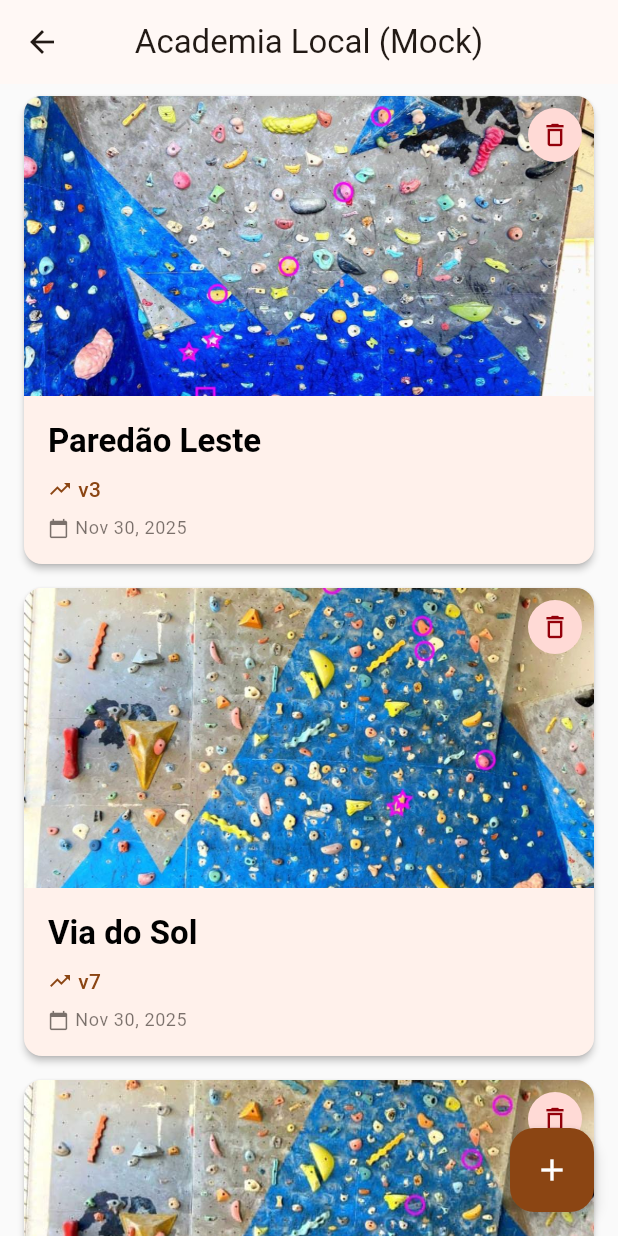
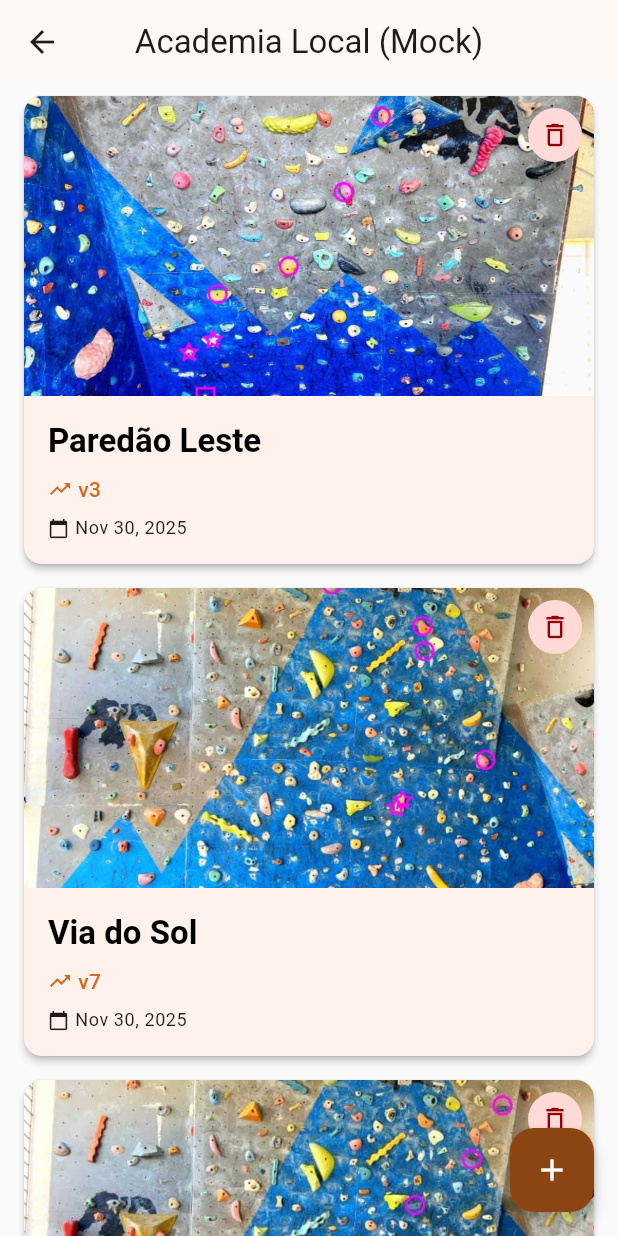
Before and after one commit to leodavidbr/Escala-mais, a Flutter app: the screen it shows after launch, after a tap on "Academia Local (Mock)", on a phone screen of 412 x 824 dp. Run offline on Flutter 3.47's test engine with Material 3 defaults, Android fonts, the phone set to English and light mode, and no system bars; our stand-ins replace flutter_riverpod, image_picker, sqflite; accounts and stored records are empty.

Commit message:
Refactor theme usage across screens and widgets for consistent color application

```diff
--- a/lib/screens/create_gym_screen.dart
+++ b/lib/screens/create_gym_screen.dart
@@ -1,6 +1,7 @@
 import 'package:flutter/material.dart';
 import 'package:flutter_riverpod/flutter_riverpod.dart';
 import '../l10n/app_localizations.dart';
+import '../theme/app_theme.dart';
 import '../providers/route_providers.dart';
 
 /// Screen for creating a new climbing gym.
@@ -42,7 +43,7 @@ class _CreateGymScreenState extends ConsumerState<CreateGymScreen> {
         ScaffoldMessenger.of(context).showSnackBar(
           SnackBar(
             content: Text(l10n.error(state.error!)),
-            backgroundColor: Colors.red,
+            backgroundColor: Theme.of(context).colorScheme.error,
           ),
         );
       } else {
@@ -50,7 +51,7 @@ class _CreateGymScreenState extends ConsumerState<CreateGymScreen> {
         ScaffoldMessenger.of(context).showSnackBar(
           SnackBar(
             content: Text(l10n.gymCreatedSuccessfully),
-            backgroundColor: Colors.green,
+            backgroundColor: Theme.of(context).colorScheme.success,
           ),
         );
         createGymNotifier.reset();
--- a/lib/screens/gym_list_screen.dart
+++ b/lib/screens/gym_list_screen.dart
@@ -3,6 +3,7 @@ import 'package:escala_mais/screens/settings_screen.dart';
 import 'package:flutter/material.dart';
 import 'package:flutter_riverpod/flutter_riverpod.dart';
 import '../l10n/app_localizations.dart';
+import '../theme/app_theme.dart';
 import '../providers/route_providers.dart';
 import 'create_gym_screen.dart';
 
@@ -37,7 +38,11 @@ class GymListScreen extends ConsumerWidget {
               child: Column(
                 mainAxisAlignment: MainAxisAlignment.center,
                 children: [
-                  const Icon(Icons.location_city, size: 64, color: Colors.grey),
+                  Icon(
+                    Icons.location_city,
+                    size: 64,
+                    color: Theme.of(context).colorScheme.placeholderIcon,
+                  ),
                   const SizedBox(height: 16),
                   Text(
                     l10n.noGymsYet,
@@ -169,7 +174,7 @@ class GymListScreen extends ConsumerWidget {
           ScaffoldMessenger.of(context).showSnackBar(
             SnackBar(
               content: Text(l10n.gymDeletedSuccessfully),
-              backgroundColor: Colors.green,
+              backgroundColor: Theme.of(context).colorScheme.success,
             ),
           );
         }
--- a/lib/screens/gym_route_list_screen.dart
+++ b/lib/screens/gym_route_list_screen.dart
@@ -1,6 +1,7 @@
 import 'package:flutter/material.dart';
 import 'package:flutter_riverpod/flutter_riverpod.dart';
 import '../l10n/app_localizations.dart';
+import '../theme/app_theme.dart';
 import '../providers/route_providers.dart';
 import '../widgets/route_card.dart';
 import 'create_route_screen.dart';
@@ -199,7 +200,7 @@ class GymRouteListScreen extends ConsumerWidget {
           ScaffoldMessenger.of(context).showSnackBar(
             SnackBar(
               content: Text(l10n.routeDeletedSuccessfully),
-              backgroundColor: Colors.green,
+              backgroundColor: Theme.of(context).colorScheme.success,
             ),
           );
         }
--- a/lib/theme/app_theme.dart
+++ b/lib/theme/app_theme.dart
@@ -1,4 +1,27 @@
 import 'package:flutter/material.dart';
+
+/// Extension to access custom colors from Theme
+extension AppColors on ColorScheme {
+  Color get success => brightness == Brightness.light
+      ? AppTheme.successColor
+      : AppTheme.successColorDark;
+
+  Color get onSuccess => brightness == Brightness.light
+      ? Colors.white
+      : Colors.black;
+
+  Color get warning => brightness == Brightness.light
+      ? AppTheme.warningColor
+      : AppTheme.warningColorDark;
+
+  Color get placeholder => brightness == Brightness.light
+      ? AppTheme.greyLight
+      : AppTheme.greyDark;
+
+  Color get placeholderIcon => brightness == Brightness.light
+      ? AppTheme.greyDark
+      : AppTheme.greyMedium;
+}
 
 /// App theme configuration with Material 3 design.
 class AppTheme {
@@ -8,6 +31,30 @@ class AppTheme {
   static const Color accentColor = Color(0xFFCD853F); // Peru
   static const Color backgroundColor = Color(0xFFFAFAFA);
   static const Color surfaceColor = Colors.white;
+
+  // Semantic colors for light theme
+  static const Color errorColor = Color(0xFFD32F2F); // Material red 700
+  static const Color successColor = Color(0xFF388E3C); // Material green 700
+  static const Color warningColor = Color(0xFFF57C00); // Material orange 700
+
+  // Semantic colors for dark theme
+  static const Color errorColorDark = Color(0xFFEF5350); // Material red 400
+  static const Color successColorDark = Color(0xFF66BB6A); // Material green 400
+  static const Color warningColorDark = Color(0xFFFF9800); // Material orange 400
+
+  // Neutral colors
+  static const Color greyLight = Color(0xFFEEEEEE); // Grey 200
+  static const Color greyMedium = Color(0xFFBDBDBD); // Grey 400
+  static const Color grey = Color(0xFF9E9E9E); // Grey 500
+  static const Color greyDark = Color(0xFF757575); // Grey 600
+  static const Color greyDarker = Color(0xFF424242); // Grey 800
+
+  // Special colors
+  static const Color white = Colors.white;
+  static const Color black = Colors.black;
+
+  // Dark mode background
+  static const Color darkBackground = Color(0xFF121212);
 
   /// Creates the light theme for the app.
   static ThemeData get lightTheme {
@@ -59,12 +106,14 @@ class AppTheme {
       primary: primaryColor,
       secondary: secondaryColor,
       tertiary: accentColor,
+      // surface: Color.fromARGB(255, 28, 20, 0)
+      surface: Color.fromARGB(255, 34, 28, 20)
     );
 
     return ThemeData(
       useMaterial3: true,
       colorScheme: colorScheme,
-      scaffoldBackgroundColor: const Color(0xFF121212),
+      scaffoldBackgroundColor: darkBackground,
       cardTheme: CardThemeData(
         elevation: 2,
         shape: RoundedRectangleBorder(
@@ -85,8 +134,8 @@ class AppTheme {
         fillColor: colorScheme.surface,
       ),
       floatingActionButtonTheme: FloatingActionButtonThemeData(
-        backgroundColor: colorScheme.primary,
-        foregroundColor: colorScheme.onPrimary,
+        backgroundColor: colorScheme.surface,
+        foregroundColor: colorScheme.onSurface,
         elevation: 4,
       ),
       typography: Typography.material2021(),
--- a/lib/widgets/route_card.dart
+++ b/lib/widgets/route_card.dart
@@ -86,13 +86,13 @@ class RouteCard extends StatelessWidget {
                         Icon(
                           Icons.trending_up,
                           size: 16,
-                          color: theme.colorScheme.primary,
+                          color: theme.colorScheme.secondary,
                         ),
                         const SizedBox(width: 4),
                         Text(
                           route.grade!,
                           style: theme.textTheme.bodyMedium?.copyWith(
-                            color: theme.colorScheme.primary,
+                            color: theme.colorScheme.secondary,
                             fontWeight: FontWeight.w500,
                           ),
                         ),
@@ -104,13 +104,13 @@ class RouteCard extends StatelessWidget {
                       Icon(
                         Icons.calendar_today,
                         size: 14,
-                        color: theme.colorScheme.onSurface.withValues(alpha: 0.6),
+                        color: theme.colorScheme.onSurface,
                       ),
                       const SizedBox(width: 4),
                       Text(
                         dateFormat.format(route.createdAt),
                         style: theme.textTheme.bodySmall?.copyWith(
-                          color: theme.colorScheme.onSurface.withValues(alpha: 0.6),
+                          color: theme.colorScheme.onSurface,
                         ),
                       ),
                     ],
```
Also changed, not shown: lib/screens/create_route_screen.dart (+10 -9 lines), lib/screens/route_detail_screen.dart (+4 -4 lines), lib/screens/settings_screen.dart (+14 -7 lines), lib/widgets/route_thumbnail.dart (+11 -8 lines).
